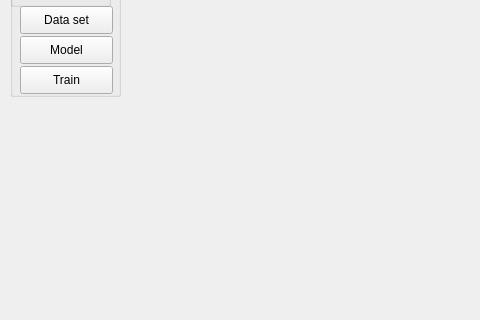
This is main_ui.ui in Alibhji/Paper_2_PyQT_Pytorch as Qt 5 draws it before an edit; both pictures show x 0 to 480 and y 194 to 514 of the 1001 by 754 pixel window. The edited form follows.
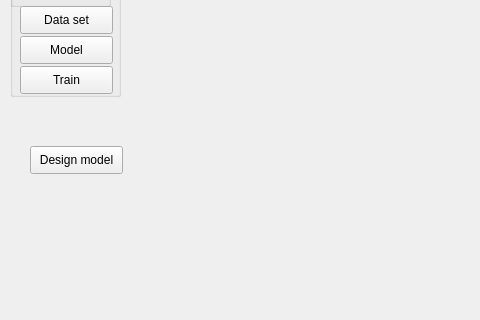
This is the edited form.

Commit message:
custom model
Custom Model architucher is added

The edit to the form file:
```diff
--- a/main_ui.ui
+++ b/main_ui.ui
@@ -197,6 +197,19 @@
      </property>
     </widget>
    </widget>
+   <widget class="QPushButton" name="btn_model_arch">
+    <property name="geometry">
+     <rect>
+      <x>30</x>
+      <y>340</y>
+      <width>93</width>
+      <height>28</height>
+     </rect>
+    </property>
+    <property name="text">
+     <string>Design model</string>
+    </property>
+   </widget>
   </widget>
   <widget class="QMenuBar" name="menubar">
    <property name="geometry">
```
The commit also changes 3 other files.
